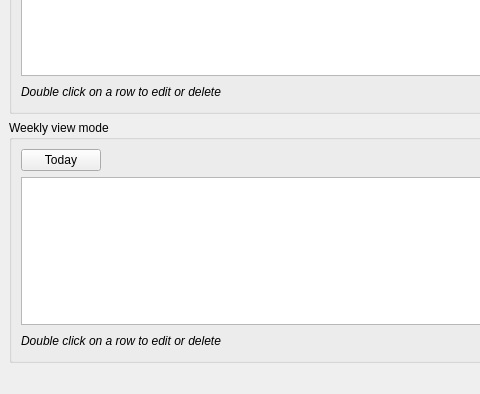
Old version of the form src/pyuac_browse.ui in the repository develer-staff/pyuac; both pictures show x 0 to 480 and y 194 to 588 of the 803 by 588 pixel window.
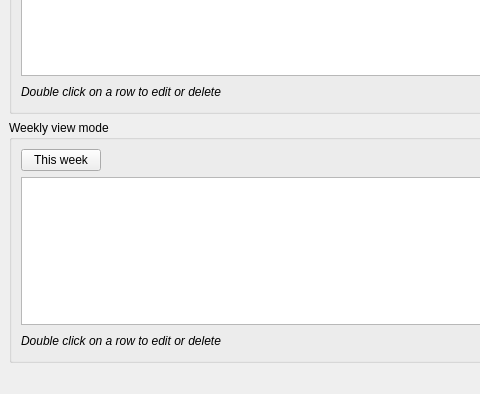
New version of the form. Icons and pictures are not drawn.

Commit message: Modificati i nomi della tabella e del pulsante nella vista settimanale.

```diff
--- a/src/pyuac_browse.ui
+++ b/src/pyuac_browse.ui
@@ -264,7 +264,7 @@
             </sizepolicy>
            </property>
            <property name="text" >
-            <string>Today</string>
+            <string>This week</string>
            </property>
           </widget>
          </item>
```
Left out of the diff: 8 changed lines with no effect on the pictures.
